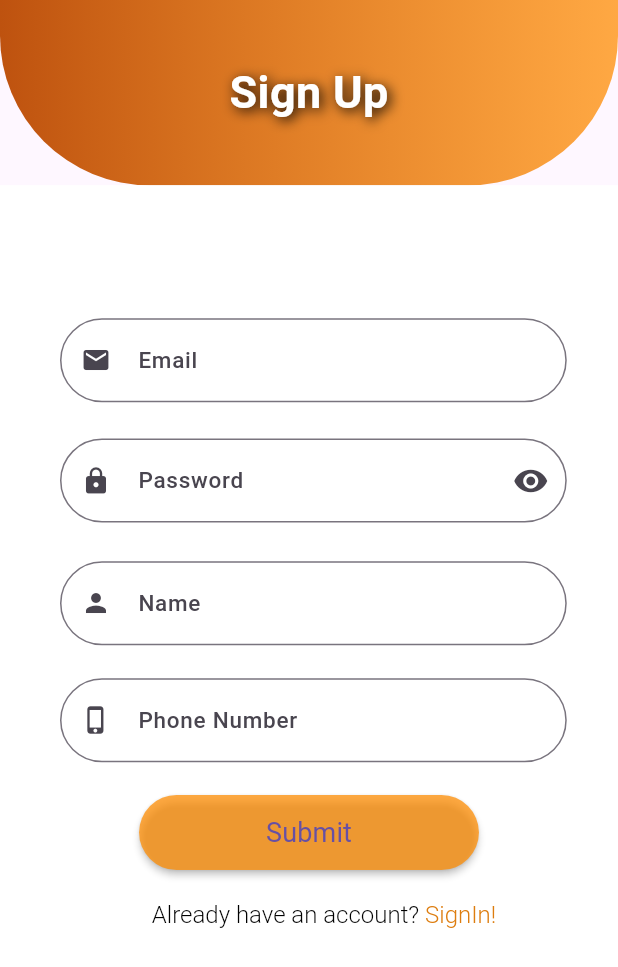
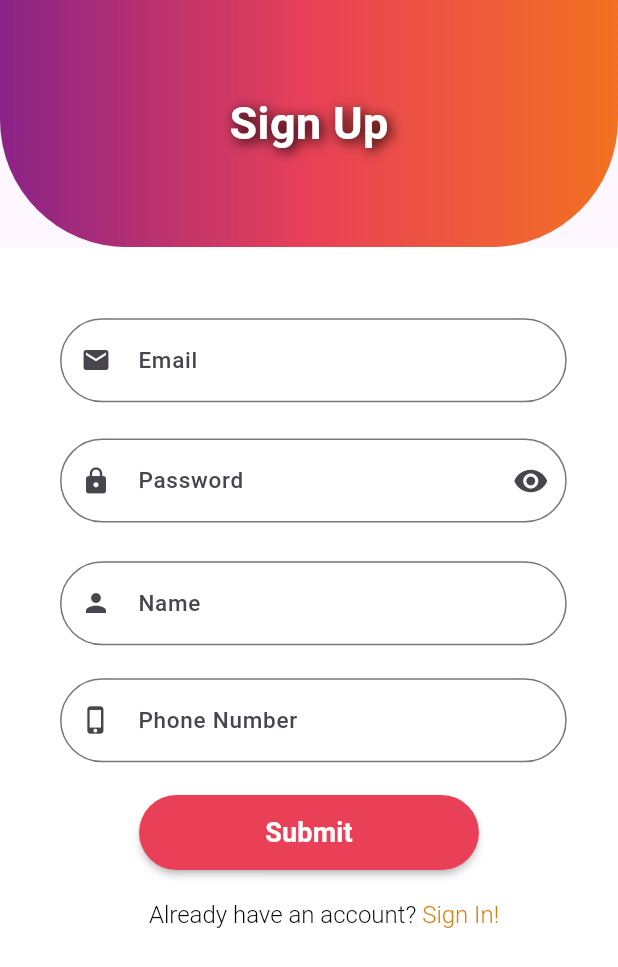
Before and after one commit to Talha-Aslam/HealSearch_app, a Flutter app: the screen it shows after launch, after a tap on "Sign Up", on a phone screen of 412 x 824 dp. Shown: the top 967 px of the screen. Run offline on Flutter 3.47's test engine with Material 3 defaults, Android fonts, the light colour scheme and no system bars; drawn by our look-alikes of rounded_loading_button; our stand-ins replace email_validator, flutter_spinkit, form_field_validator, geocoding, geolocator, google_fonts and 1 more; missing offline and left inert: encrypt, firedart.

Commit message:
registration page working

```diff
--- a/lib/login_screen.dart
+++ b/lib/login_screen.dart
@@ -176,9 +176,6 @@ class _LoginState extends State<Login> {
                               color: Colors.grey,
                             ),
                           ),
-                          SizedBox(
-                            width: 2,
-                          ),
                           TextButton(
                             onPressed: () {
                               Navigator.push(
@@ -187,11 +184,11 @@ class _LoginState extends State<Login> {
                                       builder: (context) =>
                                           const Registration()));
                             },
-                            child: Text(
+                            child: const Text(
                               'Sign Up',
                               style: TextStyle(
                                 fontWeight: FontWeight.bold,
-                                fontSize: 10,
+                                fontSize: 13,
                                 color: Colors.deepOrangeAccent,
                               ),
                             ),
--- a/lib/registration.dart
+++ b/lib/registration.dart
@@ -55,17 +55,18 @@ class _RegistrationState extends State<Registration> {
                 children: [
                   Container(
                     alignment: Alignment.center,
-                    height: height * .15,
+                    height: height * .2,
                     decoration: const BoxDecoration(
                       gradient: LinearGradient(
                         colors: [
-                          Color.fromARGB(255, 190, 82, 15),
-                          Color.fromARGB(188, 255, 140, 0),
+                          Color(0xFF8A2387),
+                          Color(0xFFE94057),
+                          Color(0xFFF27121),
                         ],
                       ),
                       borderRadius: BorderRadius.only(
-                        bottomLeft: Radius.circular(100),
-                        bottomRight: Radius.circular(100),
+                        bottomLeft: Radius.circular(85),
+                        bottomRight: Radius.circular(85),
                       ),
                     ),
                     child: const Text(
@@ -324,15 +325,19 @@ class _RegistrationState extends State<Registration> {
                             } else {
                               onClickFun2(_btnController);
                             }
+                          } else {
+                            _btnController
+                                .reset(); // Reset the button if validation fails
                           }
                         },
                         controller: _btnController,
-                        color: Color.fromARGB(188, 255, 140, 0),
+                        color: Color(0xFFE94057),
                         child: const Text(
                           "Submit",
                           style: TextStyle(
+                            color: Colors.white,
                             fontSize: 18,
-                            fontWeight: FontWeight.normal,
+                            fontWeight: FontWeight.bold,
                           ),
                         ),
                       ),
@@ -354,7 +359,7 @@ class _RegistrationState extends State<Registration> {
                       ),
                       children: <TextSpan>[
                         TextSpan(
-                          text: " SignIn!",
+                          text: " Sign In!",
                           style: const TextStyle(
                             fontSize: 16,
                             fontWeight: FontWeight.w300,
```
